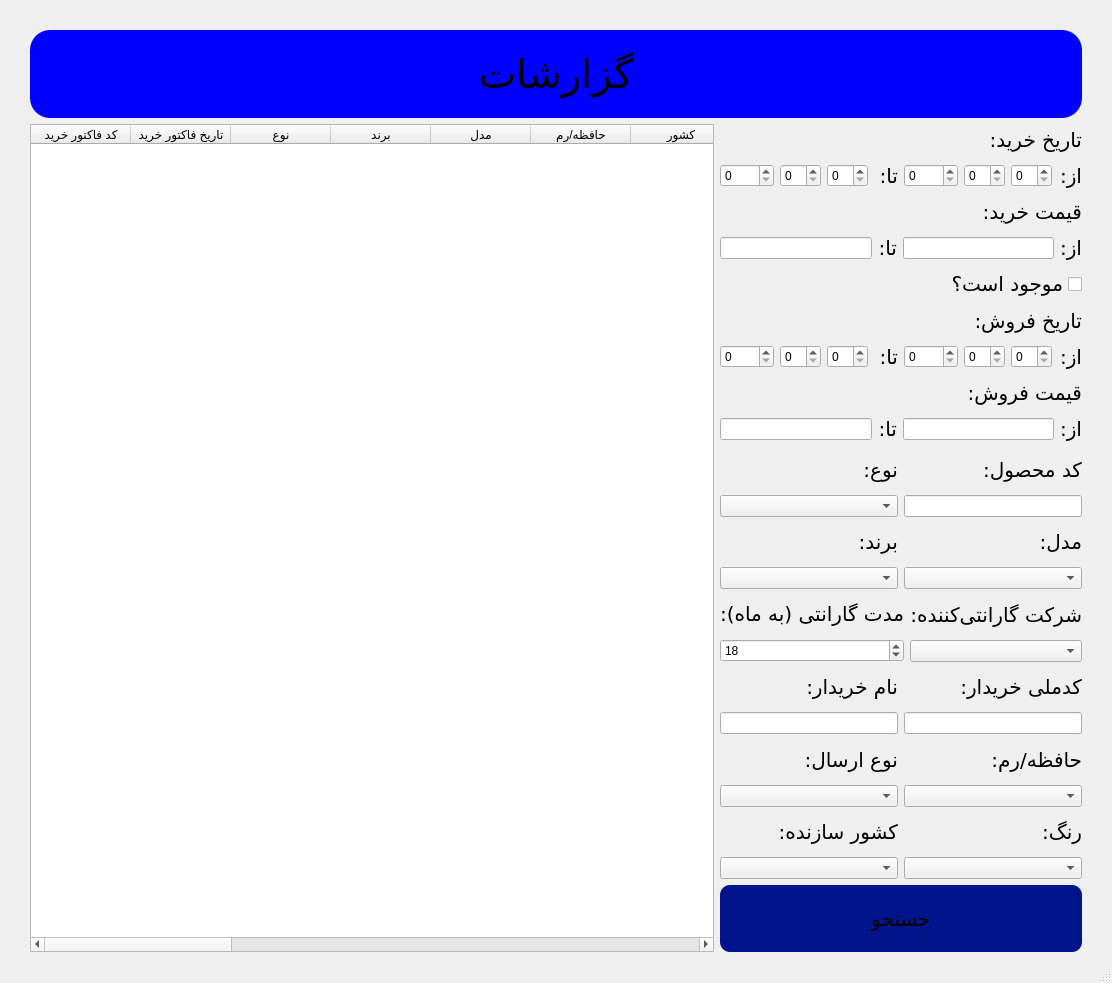
Danial-Movahed/123PhoneDB, file Resources/LogsFilter.ui: the form before one commit.
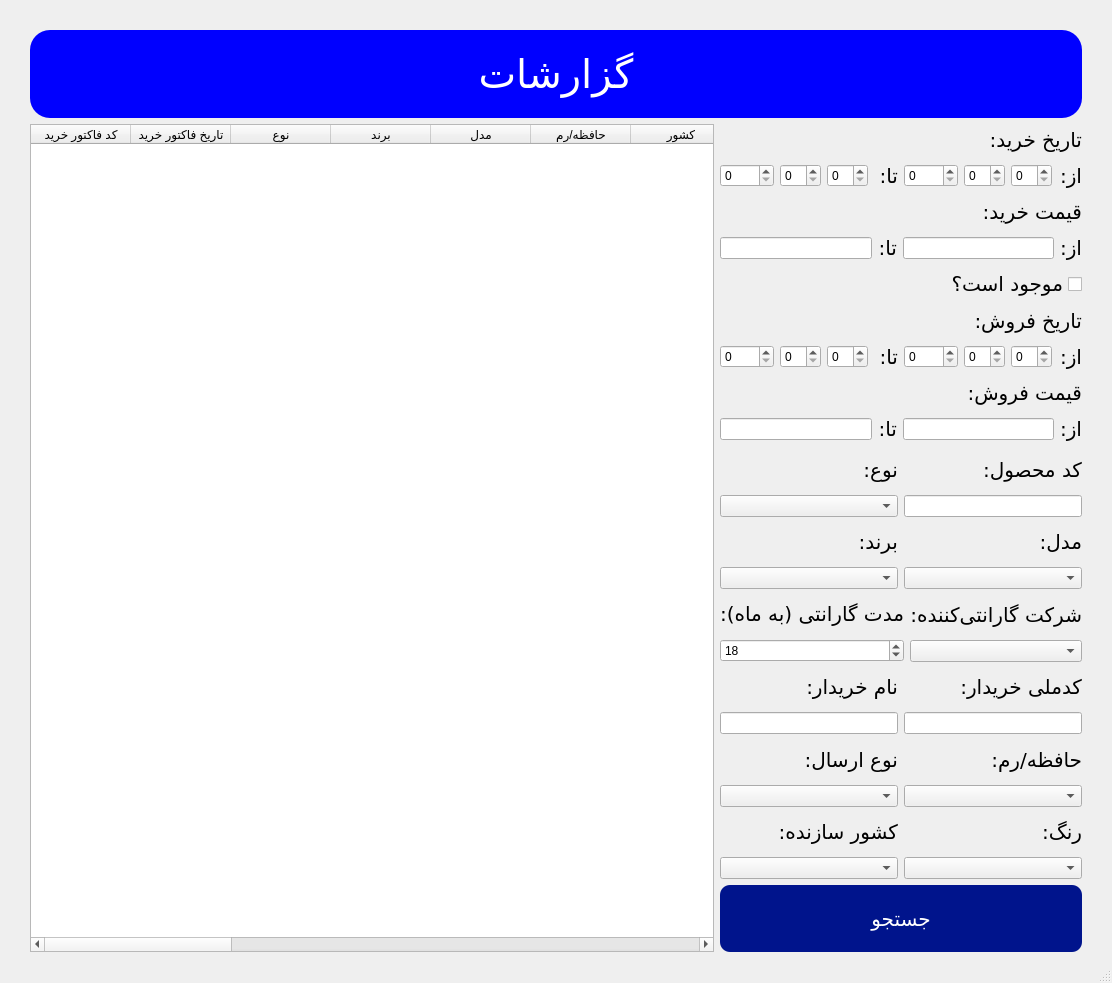
The form after the commit.

Commit message: Changed price and name to optional and fixed instumentedlist problem in windows

Diff of the .ui file:
```diff
--- a/Resources/LogsFilter.ui
+++ b/Resources/LogsFilter.ui
@@ -56,7 +56,8 @@
       <property name="styleSheet">
        <string notr="true">background-color: rgb(0, 0, 255);
 border-radius: 20px;
-padding: 20px;</string>
+padding: 20px;
+color: rgb(255,255,255);</string>
       </property>
       <property name="text">
        <string>گزارشات</string>
@@ -1424,7 +1425,8 @@
           </property>
           <property name="styleSheet">
            <string notr="true">border-radius: 10px;
-background-color: rgb(0, 20, 140);</string>
+background-color: rgb(0, 20, 140);
+color: rgb(255,255,255);</string>
           </property>
           <property name="text">
            <string>جستجو</string>
```
Left out of the diff: 2 changed lines with no effect on the pictures. The commit also changes 6 other files.
